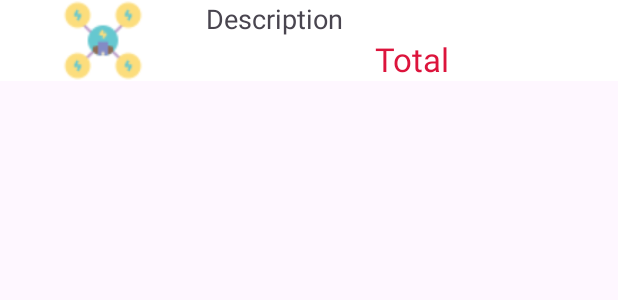
After one commit to hadeszhanggg/android-app-Electronic-wallet, an Android app: the layout item_bill.xml on its own in the app's theme, with its tools: preview values and no code run, on a phone screen of 412 x 824 dp. The commit adds this screen. Shown: the top 300 px of the screen. Run offline under Robolectric (Android 15) with nearby library versions, the light colour scheme and no system bars.

Commit message:
Add new activity listbill, custom listview for list bill

```diff
--- /dev/null
+++ b/app/src/main/res/layout/item_bill.xml
@@ -0,0 +1,38 @@
+<?xml version="1.0" encoding="utf-8"?>
+<LinearLayout xmlns:android="http://schemas.android.com/apk/res/android"
+    android:layout_width="match_parent"
+    android:layout_height="wrap_content"
+    android:background="@color/white"
+    android:orientation="horizontal">
+    <ImageView
+        android:id="@+id/imageBill"
+        android:layout_width="0dp"
+        android:layout_height="match_parent"
+        android:layout_weight="1"
+        android:src="@drawable/electric_icon"/>
+    <LinearLayout
+        android:layout_width="0dp"
+        android:layout_height="match_parent"
+        android:layout_weight="2"
+        android:orientation="vertical">
+
+        <TextView
+            android:id="@+id/textDescription"
+            android:layout_width="match_parent"
+            android:layout_height="wrap_content"
+            android:textSize="8pt"
+            android:text="Description" />
+
+        <TextView
+            android:id="@+id/textTotal"
+            android:layout_width="match_parent"
+            android:layout_height="wrap_content"
+            android:textSize="10pt"
+            android:gravity="center"
+            android:textColor="#dc143c"
+            android:text="Total" />
+
+
+    </LinearLayout>
+
+</LinearLayout>
```
Also changed, not shown: app/src/main/java/com/example/electronicwallet/BillAdapter.java (added, +52 -0 lines), app/src/main/java/com/example/electronicwallet/ListBillActivity.java (+8 -3 lines), app/src/main/java/com/example/electronicwallet/models/Bill.java (+11 -2 lines), app/src/main/res/layout/activity_list_bill.xml (+4 -5 lines), app/src/main/res/drawable/electric_icon.png (added), app/src/main/res/drawable/water_icon.png (added), app/src/main/res/drawable/wifi_router_icon.png (added).
